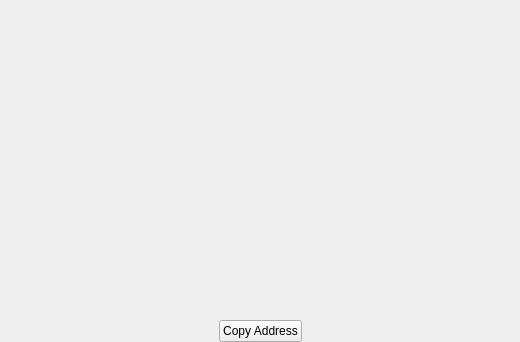
Above: src/qt/forms/receivetokenpage.ui from githubzon/qtum before the change. Below: the same form after it.
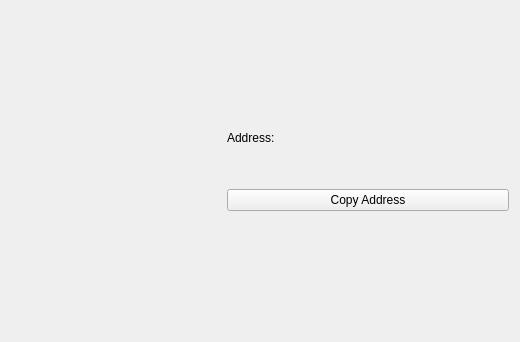
That is the form after the change.

```diff
--- a/src/qt/forms/receivetokenpage.ui
+++ b/src/qt/forms/receivetokenpage.ui
@@ -17,15 +17,19 @@
    <string>Form</string>
   </property>
   <layout class="QVBoxLayout" name="verticalLayout">
-   <property name="leftMargin">
-    <number>40</number>
-   </property>
-   <property name="rightMargin">
-    <number>40</number>
-   </property>
-   <property name="bottomMargin">
-    <number>0</number>
-   </property>
+   <item>
+    <spacer name="verticalSpacer_4">
+     <property name="orientation">
+      <enum>Qt::Vertical</enum>
+     </property>
+     <property name="sizeHint" stdset="0">
+      <size>
+       <width>20</width>
+       <height>40</height>
+      </size>
+     </property>
+    </spacer>
+   </item>
    <item>
     <layout class="QHBoxLayout" name="horizontalLayout_2">
      <item>
@@ -50,35 +54,66 @@
        </property>
       </widget>
      </item>
-    </layout>
-   </item>
    <item>
-    <spacer name="verticalSpacer">
-     <property name="orientation">
-      <enum>Qt::Vertical</enum>
-     </property>
-     <property name="sizeType">
-      <enum>QSizePolicy::Expanding</enum>
-     </property>
-     <property name="sizeHint" stdset="0">
-      <size>
-       <width>20</width>
-       <height>10</height>
-      </size>
-     </property>
-    </spacer>
-   </item>
-   <item>
-    <layout class="QHBoxLayout" name="horizontalLayout">
-     <item>
-      <spacer name="horizontalSpacer">
+      <spacer name="horizontalSpacer_3">
        <property name="orientation">
         <enum>Qt::Horizontal</enum>
        </property>
+       <property name="sizeType">
+        <enum>QSizePolicy::Fixed</enum>
+       </property>
        <property name="sizeHint" stdset="0">
         <size>
-         <width>40</width>
+         <width>10</width>
          <height>20</height>
+        </size>
+       </property>
+      </spacer>
+     </item>
+     <item>
+      <layout class="QVBoxLayout" name="verticalLayout_2">
+       <property name="spacing">
+        <number>0</number>
+       </property>
+       <item>
+        <spacer name="verticalSpacer_2">
+         <property name="orientation">
+          <enum>Qt::Vertical</enum>
+         </property>
+         <property name="sizeHint" stdset="0">
+          <size>
+           <width>20</width>
+           <height>40</height>
+          </size>
+         </property>
+        </spacer>
+       </item>
+       <item>
+        <widget class="QLabel" name="labelTokenAddressText">
+         <property name="text">
+          <string>Address:</string>
+         </property>
+        </widget>
+       </item>
+       <item>
+        <widget class="QLabel" name="labelTokenAddress">
+         <property name="text">
+          <string/>
+         </property>
+        </widget>
+       </item>
+       <item>
+        <spacer name="verticalSpacer_3">
+         <property name="orientation">
+          <enum>Qt::Vertical</enum>
+         </property>
+         <property name="sizeType">
+          <enum>QSizePolicy::Fixed</enum>
+         </property>
+         <property name="sizeHint" stdset="0">
+          <size>
+           <width>20</width>
+           <height>30</height>
         </size>
        </property>
       </spacer>
@@ -91,19 +126,34 @@
       </widget>
      </item>
      <item>
-      <spacer name="horizontalSpacer_2">
+        <spacer name="verticalSpacer_5">
        <property name="orientation">
-        <enum>Qt::Horizontal</enum>
+          <enum>Qt::Vertical</enum>
        </property>
        <property name="sizeHint" stdset="0">
         <size>
-         <width>40</width>
-         <height>20</height>
+           <width>20</width>
+           <height>40</height>
         </size>
        </property>
       </spacer>
      </item>
     </layout>
+     </item>
+    </layout>
+   </item>
+   <item>
+    <spacer name="verticalSpacer">
+     <property name="orientation">
+      <enum>Qt::Vertical</enum>
+     </property>
+     <property name="sizeHint" stdset="0">
+      <size>
+       <width>20</width>
+       <height>40</height>
+      </size>
+     </property>
+    </spacer>
    </item>
   </layout>
  </widget>
```
Lines whose indentation alone changed are shown as unchanged.
